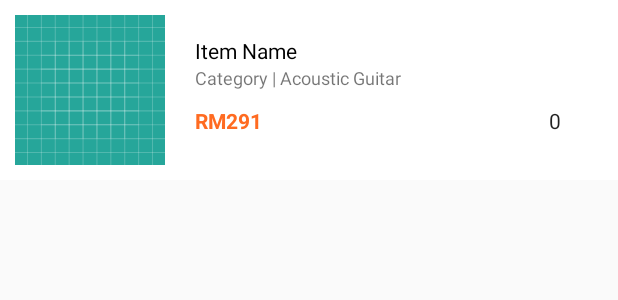
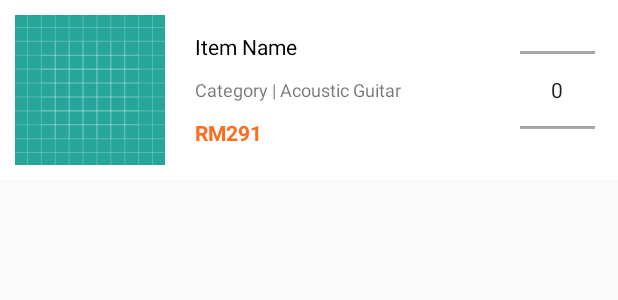
Before and after one commit to wayneng6010/guitar_story_app, an Android app: the layout item_cart.xml on its own in the app's theme, with its tools: preview values and no code run, on a phone screen of 412 x 824 dp. Shown: the top 300 px of the screen. Run offline under Robolectric (Android 15) with nearby library versions, the phone set to English and light mode, and no system bars.

Commit message:
cart page add done

```diff
--- a/app/src/main/java/com/inti/student/criminalintent/ItemDetailsActivity.java
+++ b/app/src/main/java/com/inti/student/criminalintent/ItemDetailsActivity.java
@@ -36,7 +36,7 @@ public class ItemDetailsActivity extends AppCompatActivity {
         TextView mCategoryView = (TextView) findViewById(R.id.details_item_cat);
         TextView mDescriptionView = (TextView) findViewById(R.id.details_item_description);
 
-        final UUID itemUUID = UUID.fromString(getIntent().getStringExtra("itemUUID"));
+        final String itemUUID = getIntent().getStringExtra("itemUUID");
 
         ItemLab itemLab = ItemLab.get(this);
         Item item = itemLab.getItem(itemUUID);
--- a/app/src/main/java/com/inti/student/criminalintent/ItemListFragment.java
+++ b/app/src/main/java/com/inti/student/criminalintent/ItemListFragment.java
@@ -46,7 +46,7 @@ public class ItemListFragment extends Fragment {
         private String mImageName;
         private int mImageID;
         private Item mItem;
-        private UUID mItemUUID;
+        private String mItemUUID;
 
         public ItemHolder(View itemView) {
             super(itemView);
--- a/app/src/main/res/layout/item_cart.xml
+++ b/app/src/main/res/layout/item_cart.xml
@@ -22,7 +22,7 @@
 
         <RelativeLayout
             android:id="@+id/cart_upper_layout"
-            android:layout_width="match_parent"
+            android:layout_width="190dp"
             android:layout_height="wrap_content"
             android:layout_centerVertical="true"
             android:layout_marginLeft="130dp"
@@ -32,44 +32,39 @@
                 android:id="@+id/cart_item_name"
                 android:layout_width="wrap_content"
                 android:layout_height="wrap_content"
-                android:textColor="@color/black"
-                android:text="Item Name" />
+                android:paddingVertical="5dp"
+                android:text="Item Name"
+                android:textColor="@color/black" />
 
             <TextView
                 android:id="@+id/cart_item_category"
                 android:layout_width="wrap_content"
                 android:layout_height="wrap_content"
+                android:paddingVertical="5dp"
                 android:layout_below="@+id/cart_item_name"
-                android:textSize="12sp"
-                android:text="Category | Acoustic Guitar" />
+                android:text="Category | Acoustic Guitar"
+                android:textSize="12sp" />
 
-            <RelativeLayout
-                android:layout_width="match_parent"
+            <TextView
+                android:id="@+id/cart_item_price"
+                android:layout_width="wrap_content"
                 android:layout_height="wrap_content"
+                android:paddingVertical="5dp"
                 android:layout_below="@+id/cart_item_category"
-                android:layout_centerVertical="true"
-                android:layout_marginTop="5dp">
+                android:text="RM291"
+                android:textColor="#ff6b21"
+                android:textStyle="bold" />
 
-                <TextView
-                    android:id="@+id/cart_item_price"
-                    android:layout_width="wrap_content"
-                    android:layout_height="wrap_content"
-                    android:layout_centerVertical="true"
-                    android:textColor="#ff6b21"
-                    android:textStyle="bold"
-                    android:text="RM291" />
-
-                <NumberPicker
-                    android:id="@+id/cart_item_quantity"
-                    android:layout_width="wrap_content"
-                    android:layout_height="30dp"
-                    android:layout_alignParentEnd="true"
-                    android:layout_alignParentRight="true"
-                    android:layout_alignParentTop="true"></NumberPicker>
-
-            </RelativeLayout>
 
         </RelativeLayout>
+
+        <NumberPicker
+            android:id="@+id/cart_quantity_np"
+            android:layout_margin="15dp"
+            android:layout_width="50dp"
+            android:layout_height="match_parent"
+            android:layout_alignParentRight="true"
+            android:layout_centerVertical="true" />
 
     </RelativeLayout>
 
```
Also changed, not shown: app/src/main/java/com/inti/student/criminalintent/CartActivity.java (+8 -27 lines), app/src/main/java/com/inti/student/criminalintent/CartFragment.java (+2 -7 lines), app/src/main/java/com/inti/student/criminalintent/Item.java (+4 -4 lines), app/src/main/java/com/inti/student/criminalintent/ItemLab.java (+21 -21 lines).
